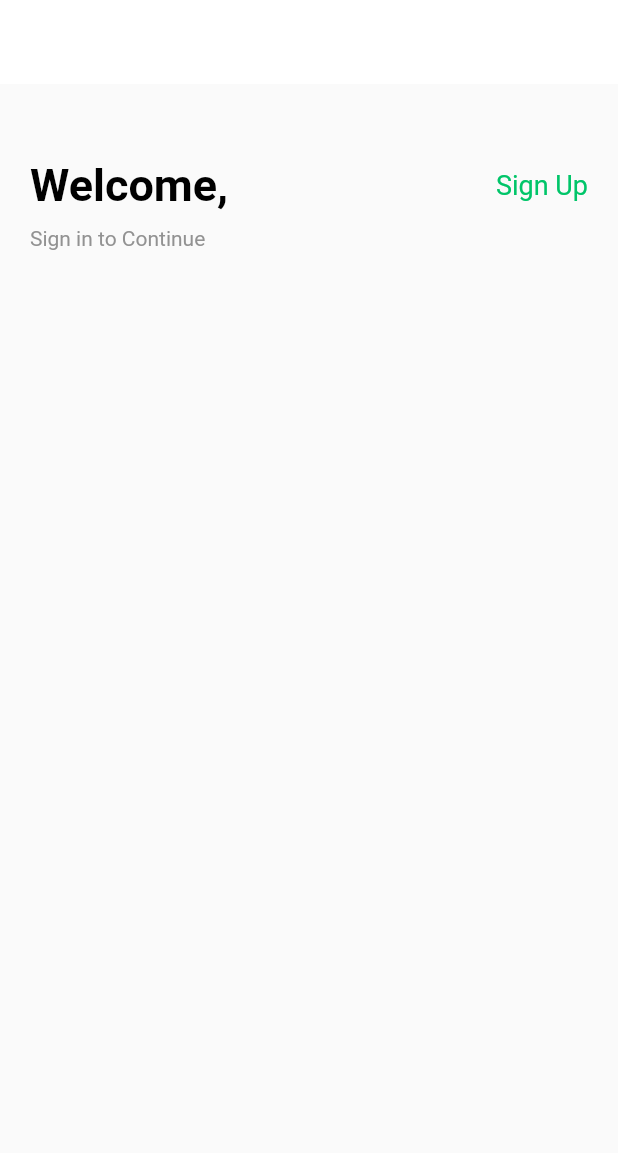
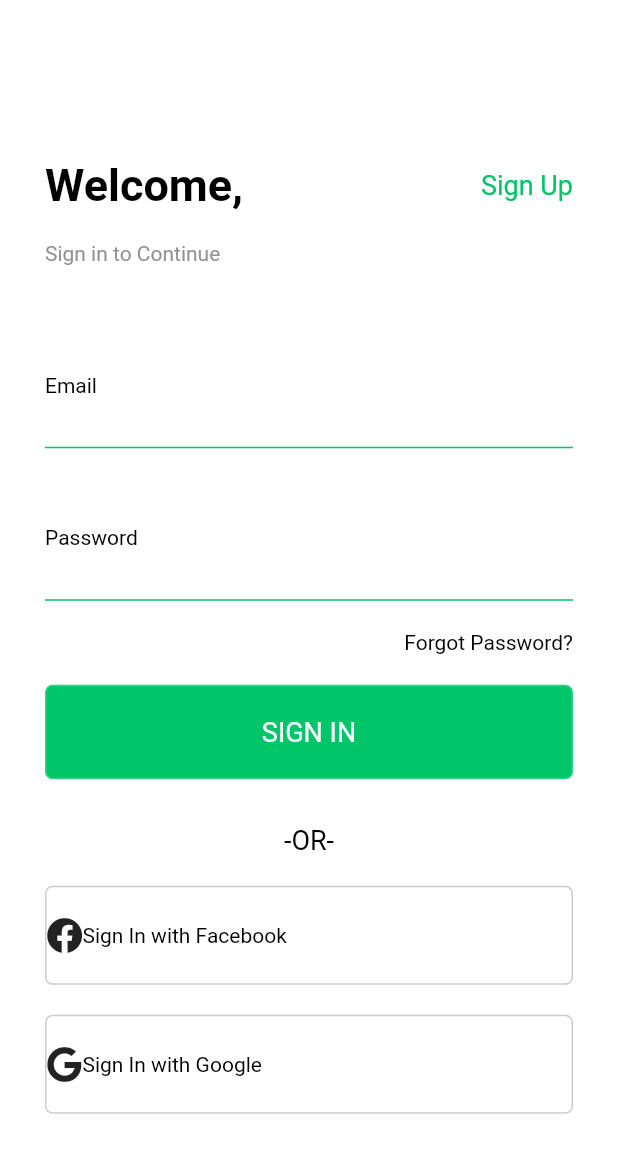
Before and after one commit to ashehata36/ecommerceGTX, a Flutter app: the screen it shows after launch, on a phone screen of 412 x 824 dp. Shown: the top 1153 px of the screen. Run offline on Flutter 3.47's test engine with Material 2 defaults, Android fonts, the phone set to English and light mode, and no system bars; drawn by our look-alikes of showcaseview; our stand-ins replace font_awesome_flutter.

Commit message:
finish sign in page

```diff
--- a/lib/main.dart
+++ b/lib/main.dart
@@ -1,5 +1,6 @@
 import 'package:ecommerce/view/auth/signin_screen.dart';
 import 'package:flutter/material.dart';
+import 'package:showcaseview/showcaseview.dart';
 
 void main() {
   runApp(const MyApp());
@@ -16,7 +17,7 @@ class MyApp extends StatelessWidget {
       theme: ThemeData(
         primarySwatch: Colors.blue,
       ),
-      home: const MyHomePage(),
+      home: ShowCaseWidget(builder: Builder(builder: (_)=> LogInScreen())),
     );
   }
 }
@@ -32,7 +33,7 @@ class _MyHomePageState extends State<MyHomePage> {
   @override
   Widget build(BuildContext context) {
     return Scaffold(
-      body: LogInScreen(),
+      body: Container(),
     );
   }
 }
--- /dev/null
+++ b/lib/view/app_widgets/custom_button.dart
@@ -0,0 +1,58 @@
+import 'package:flutter/cupertino.dart';
+import 'package:flutter/material.dart';
+
+class CustomButton extends StatelessWidget {
+  String text;
+  Color color;
+  Color background;
+  double fontSize;
+  FontWeight fontWeight;
+  IconData? icon;
+
+  CustomButton(
+      {required this.text,
+      this.color = Colors.white,
+      this.background = const Color.fromRGBO(0, 197, 105, 1),
+      this.fontSize = 18,
+      this.fontWeight = FontWeight.normal,
+      this.icon});
+
+  @override
+  Widget build(BuildContext context) {
+    return InkWell(
+      child: Container(
+        alignment: Alignment.center,
+        padding: const EdgeInsets.symmetric(vertical: 20),
+        decoration: BoxDecoration(
+          borderRadius: const BorderRadius.all(
+            Radius.circular(5),
+          ),
+          border: Border.all(
+            color: color.withOpacity(0.2),
+          ),
+          color: background,
+        ),
+        child:icon == null?Text(
+          text,
+          style: TextStyle(
+            color: color,
+            fontSize: fontSize,
+            fontWeight: fontWeight,
+          ),
+        ):Row(
+          children: [
+            Icon(icon),
+            Text(
+                text,
+                style: TextStyle(
+                  color: color,
+                  fontSize: fontSize,
+                  fontWeight: fontWeight,
+                ),
+              ),
+          ],
+        ),
+      ),
+    );
+  }
+}
--- a/lib/view/app_widgets/custom_text.dart
+++ b/lib/view/app_widgets/custom_text.dart
@@ -2,19 +2,30 @@ import 'package:flutter/material.dart';
 
 class CustomText extends StatelessWidget {
   String text;
-  Color color ;
+  Color color;
+
   double fontSize;
   FontWeight fontWeight;
-  CustomText({required this.text,this.color = Colors.black,this.fontSize = 18,this.fontWeight = FontWeight.normal});
+  AlignmentGeometry alignment;
+
+  CustomText(
+      {required this.text,
+      this.color = Colors.black,
+      this.fontSize = 18,
+      this.fontWeight = FontWeight.normal,
+      this.alignment = Alignment.topLeft});
 
   @override
   Widget build(BuildContext context) {
-    return Text(
-      text,
-      style: TextStyle(
-        color: color,
-        fontSize: fontSize,
-        fontWeight: fontWeight,
+    return Container(
+      alignment: alignment,
+      child: Text(
+        text,
+        style: TextStyle(
+          color: color,
+          fontSize: fontSize,
+          fontWeight: fontWeight,
+        ),
       ),
     );
   }
--- a/lib/view/auth/signin_screen.dart
+++ b/lib/view/auth/signin_screen.dart
@@ -1,8 +1,12 @@
+import 'package:ecommerce/view/app_widgets/custom_button.dart';
 import 'package:ecommerce/view/app_widgets/custom_text.dart';
-import 'package:flutter/cupertino.dart';
+import 'package:ecommerce/view/auth/signup_screen.dart';
 import 'package:flutter/material.dart';
+import 'package:font_awesome_flutter/font_awesome_flutter.dart';
 
 class LogInScreen extends StatefulWidget {
+  const LogInScreen({Key? key}) : super(key: key);
+
   @override
   _LogInScreenState createState() => _LogInScreenState();
 }
@@ -15,10 +19,10 @@ class _LogInScreenState extends State<LogInScreen> {
         elevation: 0.0,
         backgroundColor: Colors.white,
       ),
-      body: Padding(
-        padding: const EdgeInsets.only(top: 50, left: 20, right: 20),
+      body: Container(
+        padding: const EdgeInsets.only(top: 50, left: 30, right: 30),
+        color: Colors.white,
         child: Column(
-          crossAxisAlignment: CrossAxisAlignment.start,
           children: [
             Row(
               mainAxisAlignment: MainAxisAlignment.spaceBetween,
@@ -28,12 +32,23 @@ class _LogInScreenState extends State<LogInScreen> {
                   fontSize: 30,
                   fontWeight: FontWeight.bold,
                 ),
-                CustomText(
-                  text: "Sign Up",
-                  fontSize: 18,
-                  color: const Color.fromRGBO(0, 197, 105, 1),
+                GestureDetector(
+                  child: CustomText(
+                    text: "Sign Up",
+                    fontSize: 18,
+                    color: const Color.fromRGBO(0, 197, 105, 1),
+                  ),
+                  onTap: () => Navigator.pushReplacement(
+                    context,
+                    MaterialPageRoute(
+                      builder: (_) => SignUpScreen(),
+                    ),
+                  ),
                 ),
               ],
+            ),
+            const SizedBox(
+              height: 10,
             ),
             Padding(
               padding: const EdgeInsets.symmetric(vertical: 10),
@@ -43,6 +58,83 @@ class _LogInScreenState extends State<LogInScreen> {
                 color: const Color.fromRGBO(146, 146, 146, 1),
               ),
             ),
+            const SizedBox(
+              height: 30,
+            ),
+            TextField(
+              style: const TextStyle(fontSize: 25),
+              decoration: InputDecoration(
+                  label: CustomText(
+                    text: "Email",
+                    fontSize: 14,
+                  ),
+                  enabledBorder: const UnderlineInputBorder(
+                    borderSide: BorderSide(
+                      color: Color.fromRGBO(0, 197, 105, 1),
+                    ),
+                  ),
+                  contentPadding: const EdgeInsets.symmetric(vertical: 15),
+                  hintText: "iamdavid@gmail.com"),
+            ),
+            const SizedBox(
+              height: 20,
+            ),
+            TextField(
+              obscureText: true,
+              style: const TextStyle(fontSize: 25),
+              decoration: InputDecoration(
+                  contentPadding: const EdgeInsets.symmetric(vertical: 15),
+                  label: CustomText(
+                    text: "Password",
+                    fontSize: 14,
+                  ),
+                  hintText: "",
+                  enabledBorder: const UnderlineInputBorder(
+                    borderSide: BorderSide(
+                      color: Color.fromRGBO(0, 197, 105, 1),
+                    ),
+                  )),
+            ),
+            const SizedBox(
+              height: 20,
+            ),
+            CustomText(
+              text: "Forgot Password?",
+              fontSize: 14,
+              alignment: Alignment.topRight,
+            ),
+            const SizedBox(
+              height: 20,
+            ),
+            CustomButton(text: "SIGN IN"),
+            const SizedBox(
+              height: 30,
+            ),
+            CustomText(
+              text: "-OR-",
+              fontSize: 18,
+              alignment: Alignment.center,
+            ),
+            const SizedBox(
+              height: 20,
+            ),
+            CustomButton(
+              text: "Sign In with Facebook",
+              fontSize: 14,
+              background: Colors.white,
+              color: Colors.black,
+              icon: FontAwesomeIcons.facebook,
+            ),
+            const SizedBox(
+              height: 20,
+            ),
+            CustomButton(
+              text: "Sign In with Google",
+              fontSize: 14,
+              background: Colors.white,
+              color: Colors.black,
+              icon: FontAwesomeIcons.google,
+            ),
           ],
         ),
       ),
--- /dev/null
+++ b/lib/view/auth/signup_screen.dart
@@ -0,0 +1,21 @@
+import 'package:flutter/cupertino.dart';
+import 'package:flutter/material.dart';
+
+class SignUpScreen extends StatefulWidget {
+
+  @override
+  _SignUpScreenState createState() => _SignUpScreenState();
+}
+
+class _SignUpScreenState extends State<SignUpScreen> {
+  @override
+  Widget build(BuildContext context) {
+    return Scaffold(
+      appBar: AppBar(
+        elevation: 0.0,
+        backgroundColor: Colors.white,
+      ),
+      body: Container(),
+    );
+  }
+}
--- a/pubspec.yaml
+++ b/pubspec.yaml
@@ -35,6 +35,8 @@ dependencies:
   # Use with the CupertinoIcons class for iOS style icons.
   cupertino_icons: ^1.0.2
   get: ^4.3.8
+  showcaseview: ^1.1.3
+  font_awesome_flutter: ^9.2.0
 
 dev_dependencies:
   flutter_test:
```
Also changed, not shown: pubspec.lock.
